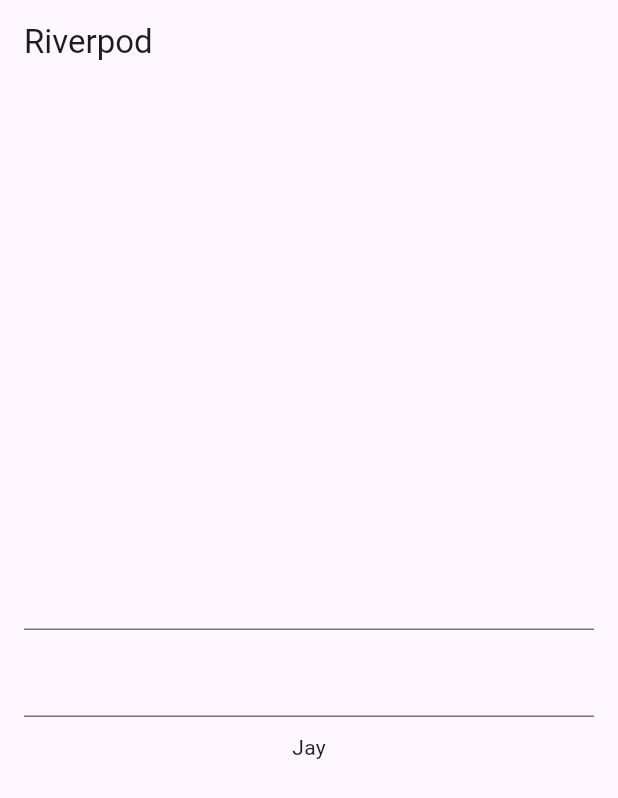
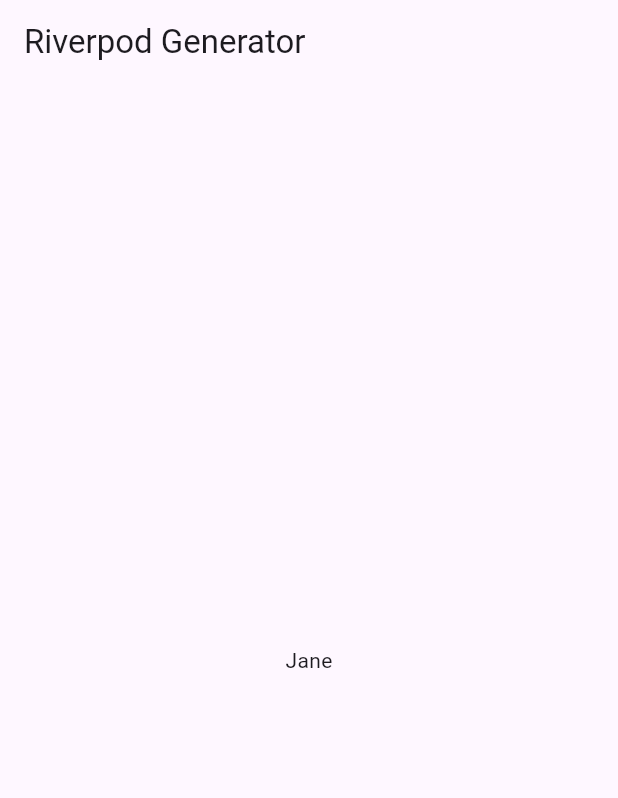
Before and after one commit to Sunilpore/Sample-Projects, a Flutter app: the screen it shows after launch, on a phone screen of 412 x 824 dp. Shown: the top 798 px of the screen. Run offline on Flutter 3.47's test engine with Material 3 defaults, Android fonts, the light colour scheme and no system bars; our stand-ins replace equatable, flutter_riverpod, go_router, riverpod_annotation; generated files the repository leaves out were written again.

Commit message:
add riverpod generator example

```diff
--- a/lib/main.dart
+++ b/lib/main.dart
@@ -1,4 +1,4 @@
-import 'package:ekart/rv_select/customer_page.dart';
+import 'package:ekart/rv_generator/rvg_page.dart';
 import 'package:flutter/material.dart';
 import 'package:flutter_riverpod/flutter_riverpod.dart';
 
@@ -19,7 +19,7 @@ class MyApp extends StatelessWidget {
       theme: ThemeData(
         primarySwatch: Colors.blue,
       ),
-      home: const CustomerPage(),
+      home: const RVGHomePage(),
     );
   }
 
--- /dev/null
+++ b/lib/rv_generator/rvg_page.dart
@@ -0,0 +1,29 @@
+import 'package:flutter/cupertino.dart';
+import 'package:flutter/material.dart';
+import 'package:flutter_riverpod/flutter_riverpod.dart';
+import 'package:riverpod_annotation/riverpod_annotation.dart';
+part 'rvg_page.g.dart';
+
+//final nameProvider = Provider<String>((ref)=> "Jack");
+
+@Riverpod(keepAlive: true)
+String name(NameRef ref){
+  return "Jane";
+}
+
+class RVGHomePage extends ConsumerWidget {
+  const RVGHomePage({super.key});
+
+  @override
+  Widget build(BuildContext context, WidgetRef ref) {
+
+    final name = ref.watch(nameProvider);
+
+    return Scaffold(
+      appBar: AppBar(title: Text("Riverpod Generator"),),
+      body: Center(
+        child: Text(name),
+      ),
+    );
+  }
+}
--- a/pubspec.yaml
+++ b/pubspec.yaml
@@ -37,6 +37,9 @@ dependencies:
   #Provider State Management
   flutter_riverpod: ^2.5.1
 
+  #Used for Riverpod Provider Generator Annotation
+  riverpod_annotation: ^2.3.5
+
   #Used for comparing objects
   equatable: ^2.0.5
 
@@ -57,6 +60,8 @@ dev_dependencies:
   # package. See that file for information about deactivating specific lint
   # rules and activating additional ones.
   flutter_lints: ^3.0.0
+  riverpod_generator: ^2.4.0
+  build_runner: ^2.4.11
 
 # For information on the generic Dart part of this file, see the
 # following page: https://dart.dev/tools/pub/pubspec
```
Also changed, not shown: lib/rv_generator/rvg_page.g.dart (added), pubspec.lock, 1 other file.
